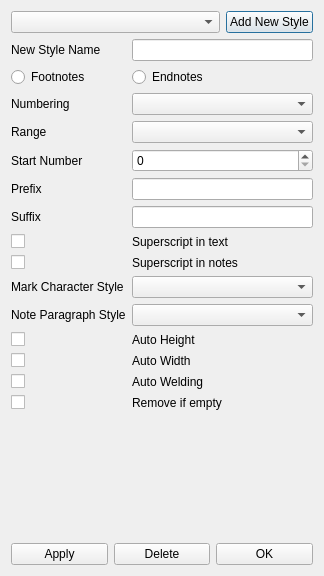
Qt form scribus/ui/notesstyleseditor.ui (scribusproject/scribus) before a commit.
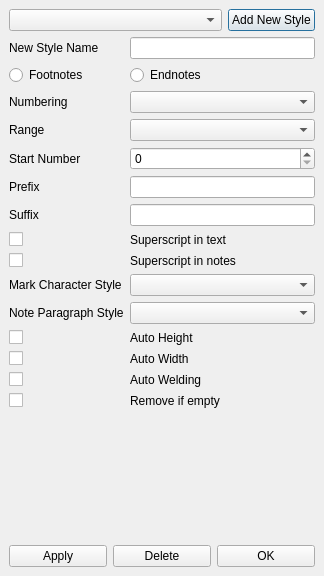
The same form after that commit. Custom widgets are drawn as their Qt base class.

Commit message: #16417: Fix minimum size for Note Style Editor <bubu>

Diff of the .ui file:
```diff
--- a/scribus/ui/notesstyleseditor.ui
+++ b/scribus/ui/notesstyleseditor.ui
@@ -16,16 +16,22 @@
     <verstretch>0</verstretch>
    </sizepolicy>
   </property>
-  <property name="minimumSize">
-   <size>
-    <width>280</width>
-    <height>360</height>
-   </size>
-  </property>
   <property name="windowTitle">
    <string>Notes Styles Editor</string>
   </property>
   <layout class="QGridLayout" name="gridLayout">
+   <property name="leftMargin">
+    <number>9</number>
+   </property>
+   <property name="topMargin">
+    <number>9</number>
+   </property>
+   <property name="rightMargin">
+    <number>9</number>
+   </property>
+   <property name="bottomMargin">
+    <number>9</number>
+   </property>
    <item row="1" column="0">
     <layout class="QVBoxLayout" name="verticalLayout">
      <item>
```
